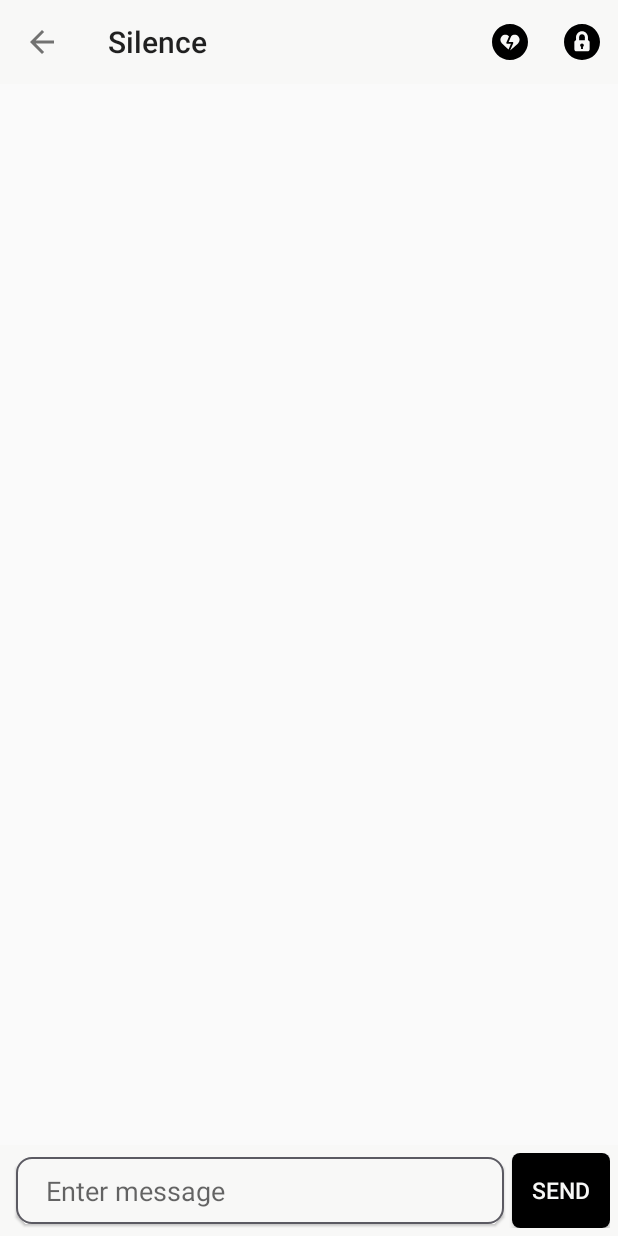
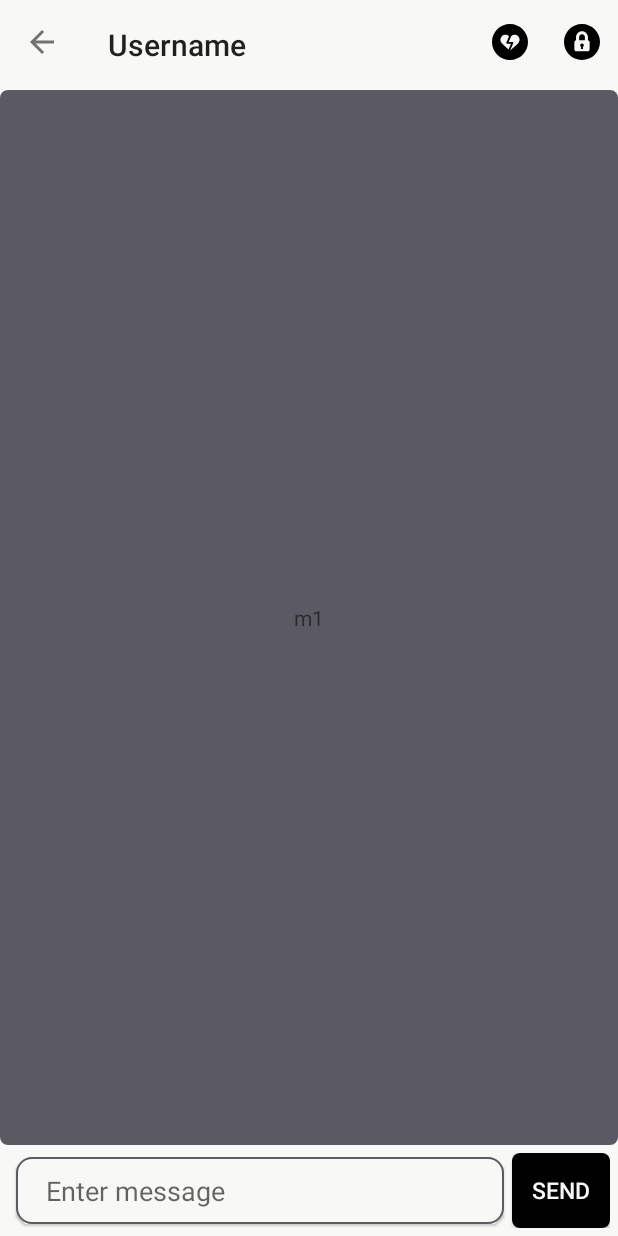
Before and after one commit to Code0987/Silence, an Android app: the ConversationActivity screen opened directly, with no data from a screen before it, on a phone screen of 412 x 824 dp. Run offline under Robolectric (Android 15) with nearby library versions, the phone set to English and light mode, and no system bars.

Commit message:
Layout Work: Chat UI

```diff
--- a/app/src/main/java/com/ilusons/silence/ConversationActivity.java
+++ b/app/src/main/java/com/ilusons/silence/ConversationActivity.java
@@ -1,19 +1,39 @@
 package com.ilusons.silence;
 
+import android.content.Context;
+import android.support.annotation.NonNull;
+import android.support.constraint.ConstraintLayout;
 import android.support.v7.app.AppCompatActivity;
 import android.os.Bundle;
+import android.support.v7.widget.LinearLayoutManager;
+import android.support.v7.widget.RecyclerView;
 import android.support.v7.widget.Toolbar;
+import android.view.LayoutInflater;
 import android.view.Menu;
 import android.view.MenuInflater;
 import android.view.MenuItem;
+import android.view.View;
+import android.view.ViewGroup;
+import android.widget.ImageView;
+import android.widget.TextView;
 import android.widget.Toast;
+
+import com.ilusons.silence.data.User;
+import com.ilusons.silence.views.ConversationsFragment;
+
+import java.lang.reflect.Array;
+import java.util.ArrayList;
+import java.util.Arrays;
 
 public class ConversationActivity extends AppCompatActivity {
 
     Toolbar toolbar;
 
+    RecyclerView rc_view;
+    ChatAdaptor chatAdaptor;
 
-    @Override
+
+   @Override
     protected void onCreate(Bundle savedInstanceState) {
         super.onCreate(savedInstanceState);
         setContentView(R.layout.activity_conversation);
@@ -21,6 +41,19 @@ public class ConversationActivity extends AppCompatActivity {
         toolbar = (Toolbar)findViewById(R.id.toolBarChat);
         setSupportActionBar(toolbar);
         getSupportActionBar().setDisplayHomeAsUpEnabled(true);
+        //getSupportActionBar().setIcon(R.drawable.user_avatar_256);
+        getSupportActionBar().setTitle("Username");
+
+        rc_view= (RecyclerView) findViewById(R.id.rv_message_list);
+       LinearLayoutManager layoutManager = new LinearLayoutManager(this);
+
+       rc_view.setLayoutManager(layoutManager);
+
+       rc_view.setHasFixedSize(true);
+
+       chatAdaptor = new ChatAdaptor(this);
+
+       rc_view.setAdapter(chatAdaptor);
 
     }
 
@@ -56,4 +89,60 @@ public class ConversationActivity extends AppCompatActivity {
 
         return super.onOptionsItemSelected(item);
     }
+
+    public static class ChatAdaptor extends RecyclerView.Adapter<ChatAdaptor.ChatViewHolder>{
+
+        private final Context context;
+
+        private final ArrayList<String> messages;
+
+        public ChatAdaptor(Context context) {
+            this.context = context;
+            messages = new ArrayList<>(Arrays.asList("m1","m2","m3","m4","m5","m6","m7","m8","m9","m10"));
+        }
+
+        @Override
+        public int getItemCount() {
+            return messages.size();
+        }
+
+        @NonNull
+        @Override
+        public ChatViewHolder onCreateViewHolder(@NonNull ViewGroup parent, int viewType) {
+            Context context = parent.getContext();
+            int layoutItem = R.layout.message_bubble;
+            LayoutInflater inflater = LayoutInflater.from(context);
+            boolean attachImmedietly = false;
+
+            View view = inflater.inflate(layoutItem, parent, attachImmedietly);
+            ChatViewHolder cv = new ChatViewHolder(view);
+
+            return cv;
+        }
+
+        @Override
+        public void onBindViewHolder(@NonNull ChatViewHolder holder, int position) {
+            String m = messages.get(position);
+
+            holder.tv_message.setText(m);
+        }
+
+        public static class ChatViewHolder extends RecyclerView.ViewHolder {
+
+            public TextView tv_message;
+
+            public ChatViewHolder(View itemView) {
+                super(itemView);
+
+                tv_message = itemView.findViewById(R.id.tv_message_bubble);
+
+            }
+
+        }
+
+    }
+
+
+
+
 }
--- /dev/null
+++ b/app/src/main/res/drawable/rounded_rectangle_gold.xml
@@ -0,0 +1,10 @@
+<?xml version="1.0" encoding="utf-8"?>
+<shape xmlns:android="http://schemas.android.com/apk/res/android"
+    android:shape="rectangle">
+    <solid
+        android:color="@color/colorComplement"
+        />
+    <corners
+        android:radius="5dp"
+        />
+</shape>
--- /dev/null
+++ b/app/src/main/res/drawable/rounded_rectangle_grey.xml
@@ -0,0 +1,10 @@
+<?xml version="1.0" encoding="utf-8"?>
+<shape xmlns:android="http://schemas.android.com/apk/res/android"
+    android:shape="rectangle">
+    <solid
+        android:color="@color/colorAccent"
+        />
+    <corners
+        android:radius="5dp"
+        />
+</shape>
--- /dev/null
+++ b/app/src/main/res/drawable/send_button.xml
@@ -0,0 +1,15 @@
+<?xml version="1.0" encoding="utf-8"?>
+<selector xmlns:android="http://schemas.android.com/apk/res/android">
+
+    <item android:state_pressed="false"
+        android:drawable="@drawable/rounded_rectangle_dark" />
+
+    <item android:state_pressed="true"
+    android:drawable="@drawable/rounded_rectangle_gold" />
+
+    <item android:state_focused="true"
+        android:drawable="@drawable/rounded_rectangle_gold" />
+
+    <item android:drawable="@drawable/rounded_rectangle_dark" />
+
+</selector>
--- a/app/src/main/res/layout/activity_conversation.xml
+++ b/app/src/main/res/layout/activity_conversation.xml
@@ -13,14 +13,18 @@
         />
 
     <android.support.v7.widget.RecyclerView
-        android:id="@+id/rc_message_list"
+        android:id="@+id/rv_message_list"
         android:layout_width="0dp"
         android:layout_height="0dp"
-        app:layout_constraintTop_toTopOf="parent"
+        app:layout_constraintTop_toBottomOf="@id/toolBarChat"
         app:layout_constraintLeft_toLeftOf="parent"
-        app:layout_constraintRight_toRightOf="parent" >
+        app:layout_constraintRight_toRightOf="parent"
+        app:layout_constraintBottom_toTopOf="@id/chat_box">
+
 
     </android.support.v7.widget.RecyclerView>
+
+
 
     <!--Line-->
 
@@ -55,7 +59,7 @@
             android:text="Send"
             android:textColor="@color/colorWhite"
             android:textSize="15dp"
-            android:background="@drawable/rounded_rectangle_dark"
+            android:background="@drawable/send_button"
             android:clickable="true"
             android:layout_width="65dp"
             android:layout_height="50dp"
--- /dev/null
+++ b/app/src/main/res/layout/message_bubble.xml
@@ -0,0 +1,17 @@
+<?xml version="1.0" encoding="utf-8"?>
+<android.support.constraint.ConstraintLayout
+    xmlns:android="http://schemas.android.com/apk/res/android" android:layout_width="match_parent"
+    android:layout_height="match_parent">
+
+    <TextView
+        android:layout_width="match_parent"
+        android:layout_height="match_parent"
+        android:id="@+id/tv_message_bubble"
+        android:maxWidth="60dp"
+        android:padding="10dp"
+        android:gravity="center"
+        android:background="@drawable/rounded_rectangle_grey"
+        android:text="anfkabfkabfakbfas"
+        />
+
+</android.support.constraint.ConstraintLayout>
--- a/app/src/main/res/layout/toolbar.xml
+++ b/app/src/main/res/layout/toolbar.xml
@@ -5,9 +5,9 @@
     xmlns:android="http://schemas.android.com/apk/res/android"
     xmlns:app="http://schemas.android.com/apk/res-auto"
     android:layout_width="match_parent"
-    android:layout_height="wrap_content"
+    android:layout_height="60dp"
     android:background="@color/colorWhite"
     android:elevation="0dp"
     android:minHeight="?attr/actionBarSize"
     android:theme="@style/ThemeOverlay.AppCompat.Light"
-    app:elevation="0dp"/>
+    />
```
